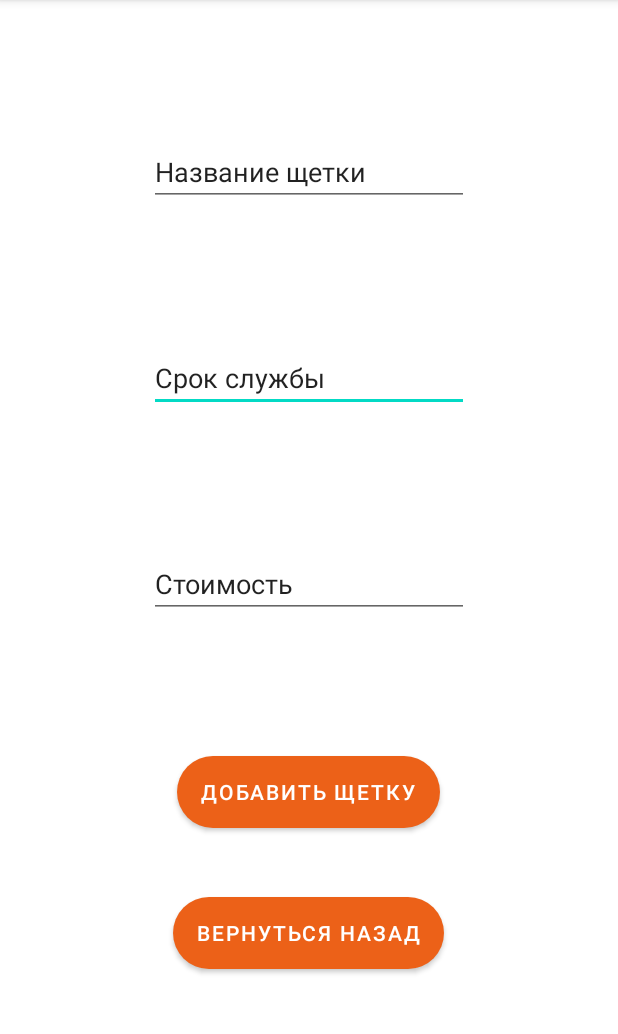
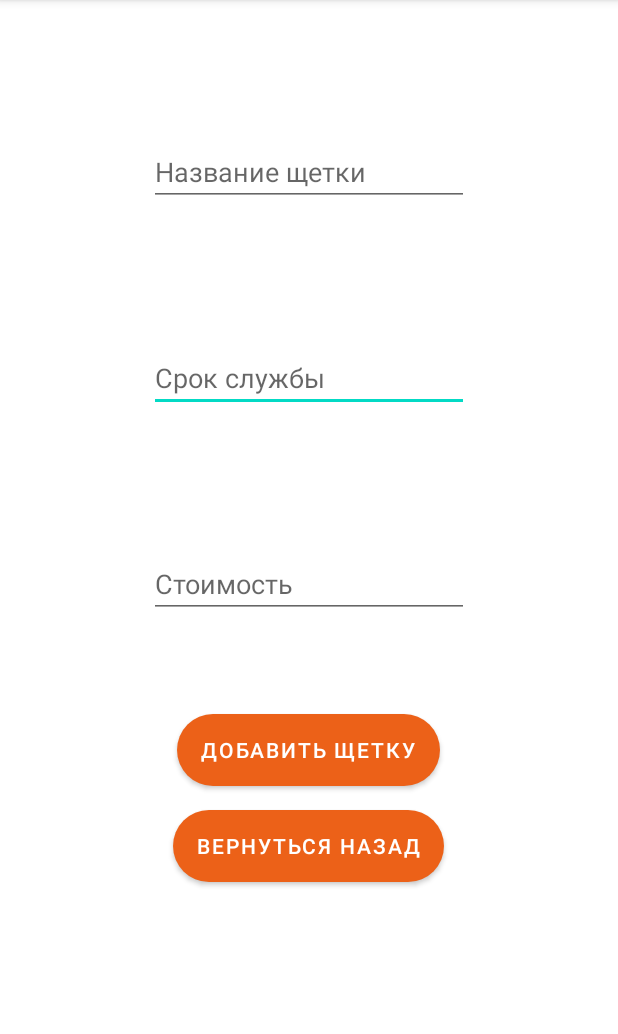
Before and after one commit to dreyvania999/DBProjectToothbrush, an Android app: the ToothbrushActivity screen opened directly, with no data from a screen before it, on a phone screen of 412 x 824 dp, the part 84-1118 px from its top. Run offline under Robolectric (Android 15) with nearby library versions, the phone set to English and light mode, and no system bars.

Commit message:
Вывод работает полноценно, ввод сделан но тестирование в процессе, задумка реализации изменения строки

```diff
--- a/app/src/main/res/layout/toothbrush.xml
+++ b/app/src/main/res/layout/toothbrush.xml
@@ -12,8 +12,8 @@
         android:layout_height="wrap_content"
         android:layout_marginTop="92dp"
         android:ems="10"
-        android:inputType="textPersonName"
-        android:text="Срок службы"
+        android:digits="1234567890"
+        android:hint="Срок службы"
         app:layout_constraintEnd_toEndOf="parent"
         app:layout_constraintStart_toStartOf="parent"
         app:layout_constraintTop_toBottomOf="@+id/editNameToothbrush" />
@@ -24,8 +24,8 @@
         android:layout_height="wrap_content"
         android:layout_marginTop="92dp"
         android:ems="10"
-        android:inputType="textPersonName"
-        android:text="Стоимость"
+        android:digits="1234567890."
+        android:hint="Стоимость"
         app:layout_constraintEnd_toEndOf="parent"
         app:layout_constraintStart_toStartOf="parent"
         app:layout_constraintTop_toBottomOf="@+id/TermOfUse_Day" />
@@ -34,8 +34,9 @@
         android:id="@+id/AddButton"
         android:layout_width="wrap_content"
         android:layout_height="wrap_content"
-        android:layout_marginTop="92dp"
+        android:layout_marginTop="64dp"
         android:background="@drawable/button_style"
+        android:onClick="onClick"
         android:text="Добавить щетку"
         app:layout_constraintEnd_toEndOf="parent"
         app:layout_constraintHorizontal_bias="0.498"
@@ -46,7 +47,7 @@
         android:id="@+id/BackButton"
         android:layout_width="wrap_content"
         android:layout_height="wrap_content"
-        android:layout_marginTop="46dp"
+        android:layout_marginTop="16dp"
         android:background="@drawable/button_style"
         android:onClick="onClick"
         android:text="Вернуться назад"
@@ -61,9 +62,10 @@
         android:layout_height="wrap_content"
         android:layout_marginTop="92dp"
         android:ems="10"
-        android:inputType="textPersonName"
-        android:text="Название щетки"
+        android:hint="Название щетки"
         app:layout_constraintEnd_toEndOf="parent"
         app:layout_constraintStart_toStartOf="parent"
-        app:layout_constraintTop_toTopOf="parent" />
+        app:layout_constraintTop_toTopOf="parent"
+        android:maxLength="49"
+        android:digits="abcdefghijklmnopqrstuvwxyz1234567890 йфяцычувскамепинртгоьшлбщдюзжхэъWERTYUIOPLKJHGFDSAZXCVBNM-"/>
 </androidx.constraintlayout.widget.ConstraintLayout>
```
Also changed, not shown: app/src/main/java/com/example/dbprojecttoothbrush/ToothbrushActivity.java (+7 -5 lines).
